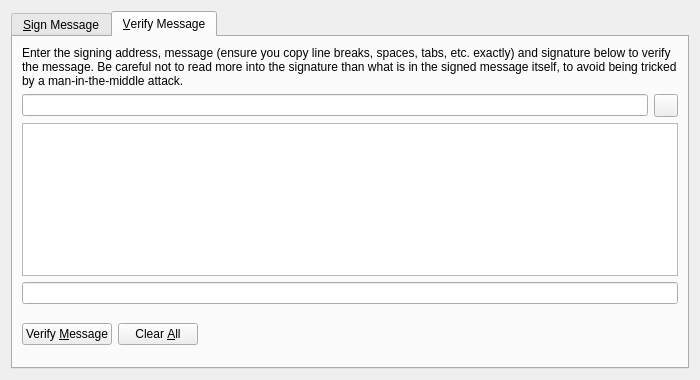
Before: the Qt Designer form src/qt/forms/signverifymessagedialog.ui in wqking-misc/SocialSend, drawn with Qt 5.
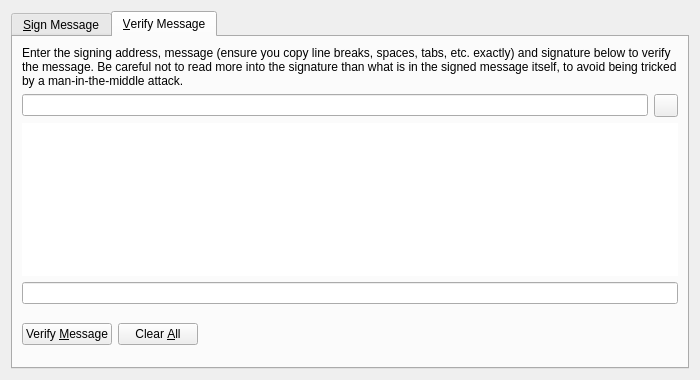
After: the same form once the commit is applied. The open tabs and pages were chosen to show the change. Icons and pictures are not drawn. Custom widgets are drawn as their Qt base class.

Commit message:
Style MultiSend, MultiSig + additional Removal of additional FocusRects
# Conflicts:
#	src/qt/forms/multisigdialog.ui
#	src/qt/forms/signverifymessagedialog.ui
#	src/qt/res/css/default.css

The edit to the form file:
```diff
--- a/src/qt/forms/signverifymessagedialog.ui
+++ b/src/qt/forms/signverifymessagedialog.ui
@@ -264,7 +264,11 @@
         </layout>
        </item>
        <item>
-        <widget class="QPlainTextEdit" name="messageIn_VM"/>
+        <widget class="QPlainTextEdit" name="messageIn_VM">
+         <property name="styleSheet">
+          <string notr="true">border:0;</string>
+         </property>
+        </widget>
        </item>
        <item>
         <widget class="QValidatedLineEdit" name="signatureIn_VM"/>
```
Left out of the diff: 18 changed lines with no effect on the pictures. The commit also changes 8 other files.
